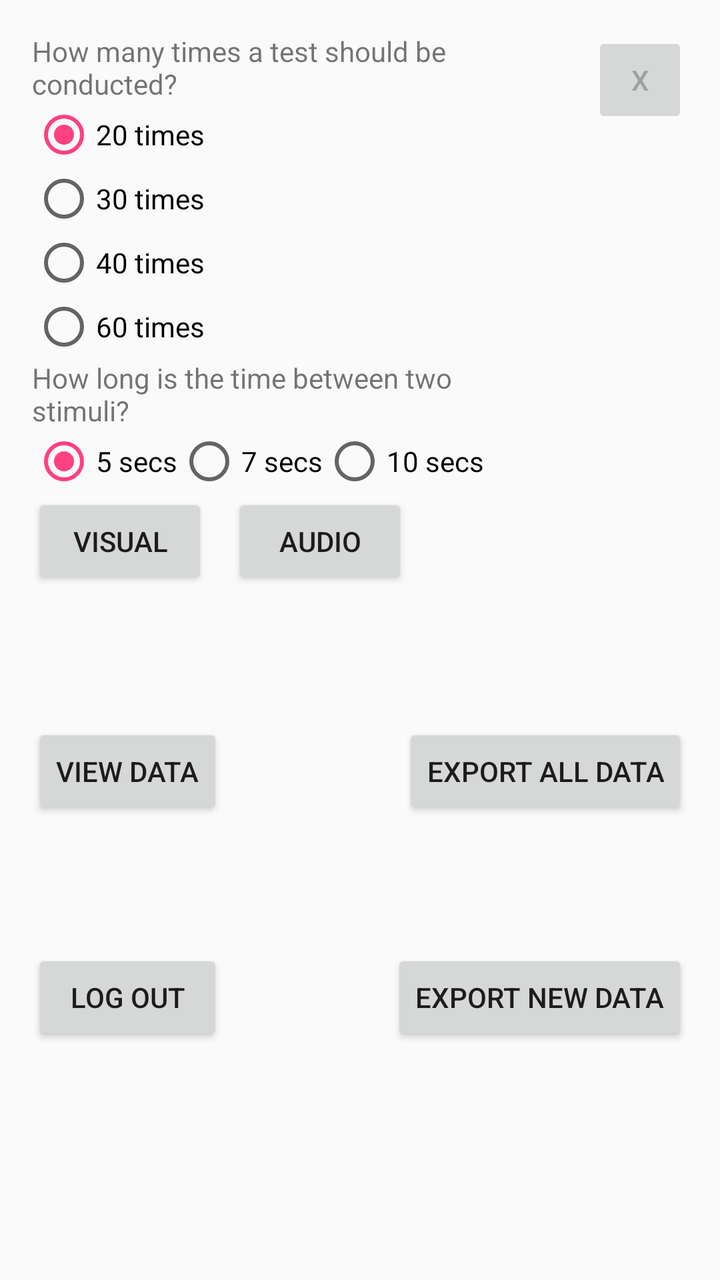
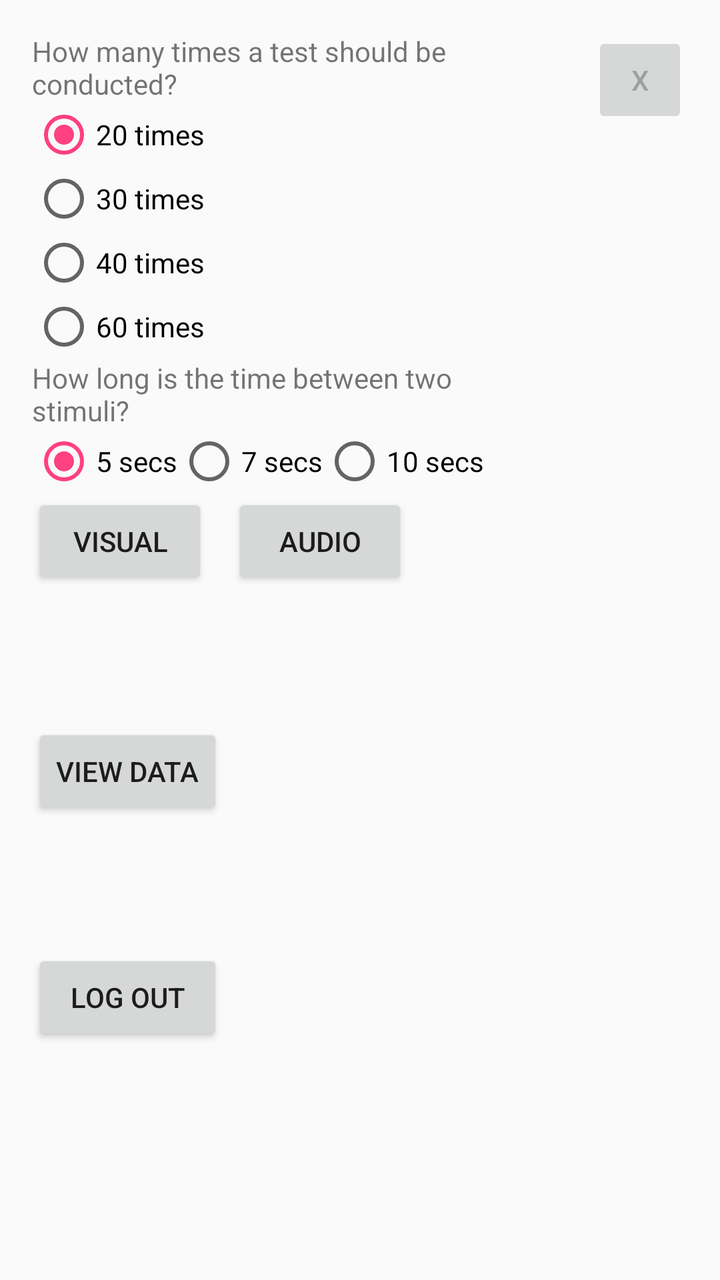

Two renders of the same Android screen: before a commit and after it. Below are the layout's source before the change and the commit's diff.
<!-- AndroidManifest.xml: application theme AppTheme -->
<!-- res/layout/activity_main_window.xml -->
<?xml version="1.0" encoding="utf-8"?>
<RelativeLayout xmlns:android="http://schemas.android.com/apk/res/android"
    xmlns:tools="http://schemas.android.com/tools"
    android:layout_width="match_parent"
    android:layout_height="match_parent"
    android:paddingBottom="@dimen/activity_vertical_margin"
    android:paddingLeft="@dimen/activity_horizontal_margin"
    android:paddingRight="@dimen/activity_horizontal_margin"
    android:paddingTop="@dimen/activity_vertical_margin"
    tools:context="com.digitech_maker.pvt.MainWindow">

    <TextView
        android:layout_width="wrap_content"
        android:layout_height="wrap_content"
        android:text="@string/mw_textview3"
        android:id="@+id/textView3"
        android:layout_alignParentTop="true"
        android:layout_alignParentStart="true"
        android:layout_marginStart="0dp"
        android:layout_marginEnd="82dp" />

    <RadioGroup
        android:id="@+id/radioPengukuran"
        android:layout_width="wrap_content"
        android:layout_height="wrap_content"
        android:layout_below="@+id/textView3"
        android:layout_alignParentStart="true"
        >

        <RadioButton
            android:layout_width="wrap_content"
            android:layout_height="wrap_content"
            android:text="@string/mw_dua0kali"
            android:checked="true"
            android:id="@+id/dua0kali" />

        <RadioButton
            android:layout_width="wrap_content"
            android:layout_height="wrap_content"
            android:text="@string/mw_tiga0kali"
            android:id="@+id/tiga0kali" />

        <RadioButton
            android:layout_width="wrap_content"
            android:layout_height="wrap_content"
            android:text="@string/mw_empat0kali"
            android:id="@+id/empat0kali" />

        <RadioButton
            android:layout_width="wrap_content"
            android:layout_height="wrap_content"
            android:text="@string/mw_enam0kali"
            android:id="@+id/enam0kali" />

    </RadioGroup>

    <TextView
        android:layout_width="wrap_content"
        android:layout_height="wrap_content"
        android:text="@string/mw_textview4"
        android:id="@+id/textView4"
        android:layout_below="@+id/radioPengukuran"
        android:layout_alignParentStart="true"
        android:layout_marginStart="0dp"
        android:layout_marginEnd="82dp" />


    <RadioGroup
        android:id="@+id/radioPeriode"
        android:layout_width="wrap_content"
        android:layout_height="wrap_content"
        android:layout_below="@+id/textView4"
        android:layout_alignParentStart="true"
        android:orientation="horizontal"
        >


        <RadioButton
            android:layout_width="wrap_content"
            android:layout_height="wrap_content"
            android:text="@string/mw_limadetik"
            android:checked="true"
            android:id="@+id/limadetik" />

        <RadioButton
            android:layout_width="wrap_content"
            android:layout_height="wrap_content"
            android:text="@string/mw_tujuhdetik"
            android:id="@+id/tujuhdetik" />

        <RadioButton
            android:layout_width="wrap_content"
            android:layout_height="wrap_content"
            android:text="@string/mw_sepuluhdetik"
            android:id="@+id/sepuluhdetik" />

    </RadioGroup>

    <Button
        android:layout_width="wrap_content"
        android:layout_height="wrap_content"
        android:text="@string/mw_cahayabtn"
        android:id="@+id/cahayaBtn"
        android:layout_below="@+id/radioPeriode"
        android:layout_alignParentStart="true"
        android:layout_marginStart="0dp"/>

    <Button
        android:layout_width="wrap_content"
        android:layout_height="wrap_content"
        android:text="@string/mw_suarabtn"
        android:id="@+id/suaraBtn"
        android:layout_below="@+id/radioPeriode"
        android:layout_alignParentStart="true"
        android:layout_marginStart="100dp"/>

    <Button
        style="?android:attr/buttonStyleSmall"
        android:layout_width="wrap_content"
        android:layout_height="wrap_content"
        android:text="X"
        android:id="@+id/closebutton"
        android:enabled="false"
        android:layout_alignParentTop="true"
        android:layout_alignParentEnd="true" />

    <Button
        style="?android:attr/buttonStyleSmall"
        android:layout_width="wrap_content"
        android:layout_height="wrap_content"
        android:text="@string/mw_reportbtn"
        android:id="@+id/reportbutton"
        android:layout_marginTop="67dp"
        android:layout_below="@+id/cahayaBtn"
        android:layout_alignParentStart="true" />

    <Button
        style="?android:attr/buttonStyleSmall"
        android:layout_width="wrap_content"
        android:layout_height="wrap_content"
        android:text="@string/mw_exportbtn"
        android:id="@+id/exporttbutton"
        android:layout_alignTop="@+id/reportbutton"
        android:layout_alignEnd="@+id/closebutton" />

    <Button
        style="?android:attr/buttonStyleSmall"
        android:layout_width="wrap_content"
        android:layout_height="wrap_content"
        android:text="@string/mw_exportnewbtn"
        android:id="@+id/exportnewbutton"
        android:layout_marginTop="65dp"
        android:layout_below="@+id/exporttbutton"
        android:layout_alignEnd="@+id/closebutton" />

    <Button
        style="?android:attr/buttonStyleSmall"
        android:layout_width="match_parent"
        android:layout_height="wrap_content"
        android:text="@string/mw_logoutbtn"
        android:id="@+id/logoutButton"
        android:layout_below="@+id/reportbutton"
        android:layout_marginTop="65dp"
        android:layout_alignRight="@+id/reportbutton"/>


</RelativeLayout>
<!-- resources referenced by this layout -->
<resources>
  <dimen name="activity_horizontal_margin">16dp</dimen>
  <dimen name="activity_vertical_margin">16dp</dimen>
  <string name="mw_cahayabtn">VISUAL</string>
  <string name="mw_dua0kali">20 times</string>
  <string name="mw_empat0kali">40 times</string>
  <string name="mw_enam0kali">60 times</string>
  <string name="mw_exportbtn">EXPORT ALL DATA</string>
  <string name="mw_exportnewbtn">EXPORT NEW DATA</string>
  <string name="mw_limadetik">5 secs</string>
  <string name="mw_logoutbtn">LOG OUT</string>
  <string name="mw_reportbtn">VIEW DATA</string>
  <string name="mw_sepuluhdetik">10 secs</string>
  <string name="mw_suarabtn">AUDIO</string>
  <string name="mw_textview3">How many times a test should be conducted?</string>
  <string name="mw_textview4">How long is the time between two stimuli?</string>
  <string name="mw_tiga0kali">30 times</string>
  <string name="mw_tujuhdetik">7 secs</string>
  <style name="AppTheme" parent="Theme.AppCompat.Light.DarkActionBar">
          
          <item name="colorPrimary">@color/colorPrimary</item>
          <item name="colorPrimaryDark">@color/colorPrimaryDark</item>
          <item name="colorAccent">@color/colorAccent</item>
      </style>
  <color name="colorPrimary">#3F51B5</color>
  <color name="colorPrimaryDark">#303F9F</color>
  <color name="colorAccent">#FF4081</color>
</resources>

<!-- the commit's change to res/layout/activity_main_window.xml (unified diff, before → after) -->
@@ -136,25 +136,6 @@
 
     <Button
         style="?android:attr/buttonStyleSmall"
-        android:layout_width="wrap_content"
-        android:layout_height="wrap_content"
-        android:text="@string/mw_exportbtn"
-        android:id="@+id/exporttbutton"
-        android:layout_alignTop="@+id/reportbutton"
-        android:layout_alignEnd="@+id/closebutton" />
-
-    <Button
-        style="?android:attr/buttonStyleSmall"
-        android:layout_width="wrap_content"
-        android:layout_height="wrap_content"
-        android:text="@string/mw_exportnewbtn"
-        android:id="@+id/exportnewbutton"
-        android:layout_marginTop="65dp"
-        android:layout_below="@+id/exporttbutton"
-        android:layout_alignEnd="@+id/closebutton" />
-
-    <Button
-        style="?android:attr/buttonStyleSmall"
         android:layout_width="match_parent"
         android:layout_height="wrap_content"
         android:text="@string/mw_logoutbtn"
<!-- resource entries referenced after the edit -->
@@ -6,8 +6,6 @@
   <string name="mw_dua0kali">20 times</string>
   <string name="mw_empat0kali">40 times</string>
   <string name="mw_enam0kali">60 times</string>
-  <string name="mw_exportbtn">EXPORT ALL DATA</string>
-  <string name="mw_exportnewbtn">EXPORT NEW DATA</string>
   <string name="mw_limadetik">5 secs</string>
   <string name="mw_logoutbtn">LOG OUT</string>
   <string name="mw_reportbtn">VIEW DATA</string>
